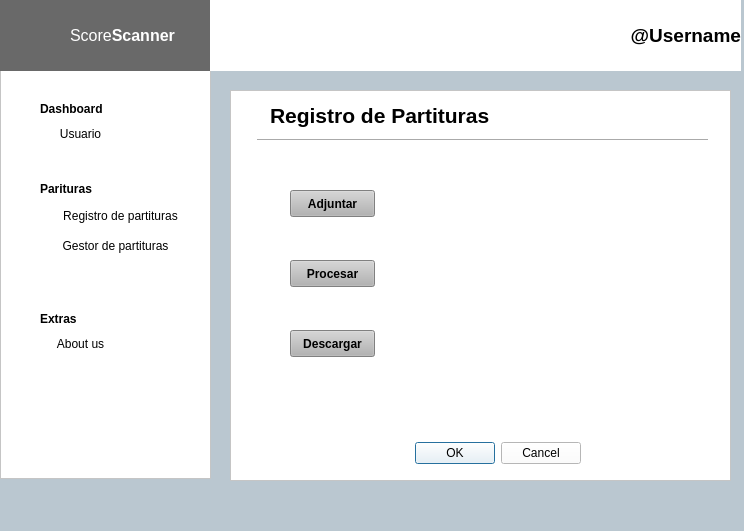
This is ScoreScannerWithPyQt/src/main/python/Interfaz.ui in szapat25/ScoreScanner-1 as Qt 5 draws it before an edit. The edited form follows.
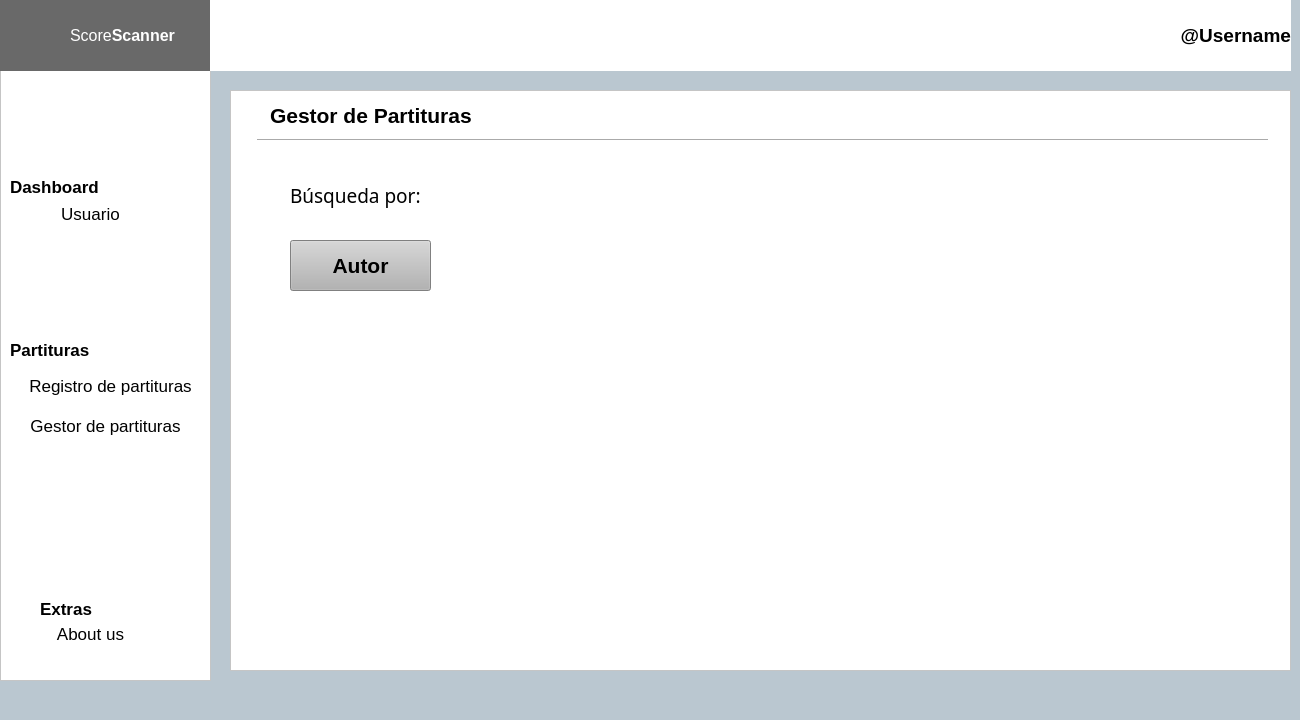
This is the edited form. Icons and pictures are not drawn.

```diff
--- a/ScoreScannerWithPyQt/src/main/python/Interfaz.ui
+++ b/ScoreScannerWithPyQt/src/main/python/Interfaz.ui
@@ -6,8 +6,8 @@
    <rect>
     <x>0</x>
     <y>0</y>
-    <width>744</width>
-    <height>531</height>
+    <width>1300</width>
+    <height>720</height>
    </rect>
   </property>
   <property name="font">
@@ -78,7 +78,7 @@
       <x>0</x>
       <y>70</y>
       <width>211</width>
-      <height>409</height>
+      <height>611</height>
      </rect>
     </property>
     <property name="styleSheet">
@@ -89,13 +89,14 @@
     <property name="geometry">
      <rect>
       <x>50</x>
-      <y>120</y>
-      <width>61</width>
+      <y>200</y>
+      <width>81</width>
       <height>27</height>
      </rect>
     </property>
     <property name="font">
      <font>
+      <pointsize>13</pointsize>
       <weight>50</weight>
       <italic>false</italic>
       <bold>false</bold>
@@ -116,14 +117,15 @@
    <widget class="QLabel" name="label_Dashboard">
     <property name="geometry">
      <rect>
-      <x>40</x>
-      <y>100</y>
-      <width>71</width>
-      <height>17</height>
+      <x>10</x>
+      <y>176</y>
+      <width>121</width>
+      <height>21</height>
      </rect>
     </property>
     <property name="font">
      <font>
+      <pointsize>13</pointsize>
       <weight>75</weight>
       <bold>true</bold>
      </font>
@@ -138,14 +140,15 @@
    <widget class="QLabel" name="label_Partituras">
     <property name="geometry">
      <rect>
-      <x>40</x>
-      <y>180</y>
-      <width>71</width>
-      <height>17</height>
+      <x>10</x>
+      <y>340</y>
+      <width>121</width>
+      <height>20</height>
      </rect>
     </property>
     <property name="font">
      <font>
+      <pointsize>13</pointsize>
       <weight>75</weight>
       <bold>true</bold>
      </font>
@@ -154,20 +157,21 @@
      <string notr="true">background-color: rgb(255, 255, 255);</string>
     </property>
     <property name="text">
-     <string>Parituras</string>
+     <string>Partituras</string>
     </property>
    </widget>
    <widget class="QPushButton" name="boton_RegistroP">
     <property name="geometry">
      <rect>
-      <x>50</x>
-      <y>200</y>
-      <width>141</width>
+      <x>20</x>
+      <y>370</y>
+      <width>181</width>
       <height>31</height>
      </rect>
     </property>
     <property name="font">
      <font>
+      <pointsize>13</pointsize>
       <weight>50</weight>
       <italic>false</italic>
       <bold>false</bold>
@@ -188,14 +192,15 @@
    <widget class="QPushButton" name="boton_GestorP">
     <property name="geometry">
      <rect>
-      <x>50</x>
-      <y>230</y>
-      <width>131</width>
+      <x>20</x>
+      <y>410</y>
+      <width>171</width>
       <height>31</height>
      </rect>
     </property>
     <property name="font">
      <font>
+      <pointsize>13</pointsize>
       <weight>50</weight>
       <italic>false</italic>
       <bold>false</bold>
@@ -217,13 +222,14 @@
     <property name="geometry">
      <rect>
       <x>40</x>
-      <y>310</y>
-      <width>71</width>
+      <y>600</y>
+      <width>61</width>
       <height>17</height>
      </rect>
     </property>
     <property name="font">
      <font>
+      <pointsize>13</pointsize>
       <weight>75</weight>
       <bold>true</bold>
      </font>
@@ -239,13 +245,14 @@
     <property name="geometry">
      <rect>
       <x>50</x>
-      <y>330</y>
-      <width>61</width>
+      <y>620</y>
+      <width>81</width>
       <height>27</height>
      </rect>
     </property>
     <property name="font">
      <font>
+      <pointsize>13</pointsize>
       <weight>50</weight>
       <italic>false</italic>
       <bold>false</bold>
@@ -268,7 +275,7 @@
      <rect>
       <x>210</x>
       <y>0</y>
-      <width>531</width>
+      <width>1081</width>
       <height>71</height>
      </rect>
     </property>
@@ -297,8 +304,8 @@
      <rect>
       <x>230</x>
       <y>90</y>
-      <width>501</width>
-      <height>391</height>
+      <width>1061</width>
+      <height>581</height>
      </rect>
     </property>
     <property name="styleSheet">
@@ -315,7 +322,7 @@
       <rect>
        <x>27</x>
        <y>40</y>
-       <width>451</width>
+       <width>1011</width>
        <height>20</height>
       </rect>
      </property>
@@ -336,33 +343,18 @@
       <string>&lt;html&gt;&lt;head/&gt;&lt;body&gt;&lt;p&gt;&lt;span style=&quot; font-size:16pt; font-weight:600;&quot;&gt;Registro de Partituras&lt;/span&gt;&lt;/p&gt;&lt;/body&gt;&lt;/html&gt;</string>
      </property>
     </widget>
-    <widget class="QDialogButtonBox" name="buttonBox">
-     <property name="geometry">
-      <rect>
-       <x>180</x>
-       <y>350</y>
-       <width>176</width>
-       <height>27</height>
-      </rect>
-     </property>
-     <property name="standardButtons">
-      <set>QDialogButtonBox::Cancel|QDialogButtonBox::Ok</set>
-     </property>
-     <property name="centerButtons">
-      <bool>true</bool>
-     </property>
-    </widget>
     <widget class="QPushButton" name="boton_Adjuntar">
      <property name="geometry">
       <rect>
-       <x>60</x>
-       <y>100</y>
-       <width>85</width>
-       <height>27</height>
+       <x>80</x>
+       <y>110</y>
+       <width>141</width>
+       <height>51</height>
       </rect>
      </property>
      <property name="font">
       <font>
+       <pointsize>16</pointsize>
        <weight>75</weight>
        <bold>true</bold>
       </font>
@@ -377,14 +369,15 @@
     <widget class="QPushButton" name="boton_Procesar">
      <property name="geometry">
       <rect>
-       <x>60</x>
-       <y>170</y>
-       <width>85</width>
-       <height>27</height>
+       <x>80</x>
+       <y>260</y>
+       <width>141</width>
+       <height>51</height>
       </rect>
      </property>
      <property name="font">
       <font>
+       <pointsize>16</pointsize>
        <weight>75</weight>
        <bold>true</bold>
       </font>
@@ -399,14 +392,15 @@
     <widget class="QPushButton" name="boton_Descargar">
      <property name="geometry">
       <rect>
-       <x>60</x>
-       <y>240</y>
-       <width>85</width>
-       <height>27</height>
+       <x>80</x>
+       <y>410</y>
+       <width>141</width>
+       <height>51</height>
       </rect>
      </property>
      <property name="font">
       <font>
+       <pointsize>16</pointsize>
        <weight>75</weight>
        <bold>true</bold>
       </font>
@@ -418,15 +412,114 @@
       <string>Descargar</string>
      </property>
     </widget>
-    <widget class="QWidget" name="widget" native="true">
+    <widget class="QLabel" name="label_Partitura">
      <property name="geometry">
       <rect>
-       <x>210</x>
-       <y>100</y>
-       <width>251</width>
-       <height>181</height>
+       <x>280</x>
+       <y>80</y>
+       <width>731</width>
+       <height>491</height>
       </rect>
      </property>
+     <property name="text">
+      <string/>
+     </property>
+     <property name="buddy">
+      <cstring>label_Partitura</cstring>
+     </property>
+    </widget>
+    <widget class="QFrame" name="frame_GestorP">
+     <property name="geometry">
+      <rect>
+       <x>0</x>
+       <y>0</y>
+       <width>1061</width>
+       <height>581</height>
+      </rect>
+     </property>
+     <property name="styleSheet">
+      <string notr="true">background-color: rgb(255, 255, 255);</string>
+     </property>
+     <property name="frameShape">
+      <enum>QFrame::StyledPanel</enum>
+     </property>
+     <property name="frameShadow">
+      <enum>QFrame::Raised</enum>
+     </property>
+     <widget class="Line" name="line_2">
+      <property name="geometry">
+       <rect>
+        <x>27</x>
+        <y>40</y>
+        <width>1011</width>
+        <height>20</height>
+       </rect>
+      </property>
+      <property name="orientation">
+       <enum>Qt::Horizontal</enum>
+      </property>
+     </widget>
+     <widget class="QLabel" name="label_GestorP">
+      <property name="geometry">
+       <rect>
+        <x>40</x>
+        <y>10</y>
+        <width>241</width>
+        <height>31</height>
+       </rect>
+      </property>
+      <property name="text">
+       <string>&lt;html&gt;&lt;head/&gt;&lt;body&gt;&lt;p&gt;&lt;span style=&quot; font-size:16pt; font-weight:600;&quot;&gt;Gestor de Partituras&lt;/span&gt;&lt;/p&gt;&lt;/body&gt;&lt;/html&gt;</string>
+      </property>
+     </widget>
+     <widget class="QLabel" name="label_3">
+      <property name="geometry">
+       <rect>
+        <x>60</x>
+        <y>80</y>
+        <width>171</width>
+        <height>51</height>
+       </rect>
+      </property>
+      <property name="font">
+       <font>
+        <family>Noto Sans Cherokee</family>
+        <pointsize>18</pointsize>
+        <weight>50</weight>
+        <italic>false</italic>
+        <bold>false</bold>
+        <underline>false</underline>
+        <strikeout>false</strikeout>
+        <kerning>true</kerning>
+       </font>
+      </property>
+      <property name="text">
+       <string>&lt;html&gt;&lt;head/&gt;&lt;body&gt;&lt;p&gt;&lt;span style=&quot; font-size:14pt;&quot;&gt;Búsqueda por:&lt;/span&gt;&lt;/p&gt;&lt;/body&gt;&lt;/html&gt;</string>
+      </property>
+     </widget>
+     <widget class="QPushButton" name="boton_Adjuntar_2">
+      <property name="geometry">
+       <rect>
+        <x>60</x>
+        <y>150</y>
+        <width>141</width>
+        <height>51</height>
+       </rect>
+      </property>
+      <property name="font">
+       <font>
+        <pointsize>16</pointsize>
+        <weight>75</weight>
+        <bold>true</bold>
+       </font>
+      </property>
+      <property name="styleSheet">
+       <string notr="true">background-color: rgb(179, 179, 179);</string>
+      </property>
+      <property name="text">
+       <string>Autor</string>
+      </property>
+     </widget>
     </widget>
    </widget>
    <zorder>listView</zorder>
```
Left out of the diff: 2 changed lines with no effect on the pictures.
